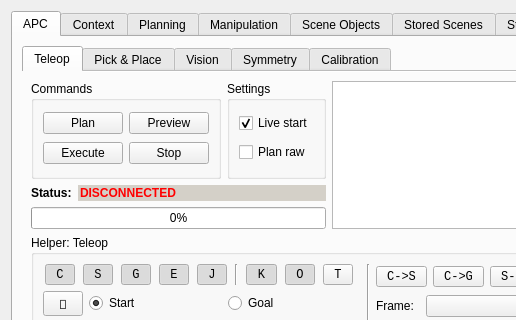
Before: the Qt Designer form visualization/motion_planning_rviz_plugin/src/ui/motion_planning_rviz_plugin_frame.ui in ehuang3/moveit_ros, drawn with Qt 5; both pictures show x 0 to 516 and y 0 to 320 of the 641 by 919 pixel window.
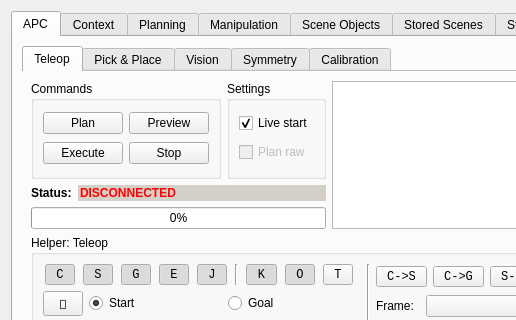
After: the same form once the commit is applied. The open tabs and pages were chosen to show the change.

The edit to the form file:
```diff
--- a/visualization/motion_planning_rviz_plugin/src/ui/motion_planning_rviz_plugin_frame.ui
+++ b/visualization/motion_planning_rviz_plugin/src/ui/motion_planning_rviz_plugin_frame.ui
@@ -337,9 +337,9 @@
                    </widget>
                   </item>
                   <item row="1" column="0">
-                   <widget class="QCheckBox" name="plan_raw_checkbox">
+                   <widget class="QCheckBox" name="checkbox">
                     <property name="enabled">
-                     <bool>true</bool>
+                     <bool>false</bool>
                     </property>
                     <property name="text">
                      <string>Plan raw</string>
@@ -1375,7 +1375,7 @@
                       </widget>
                      </item>
                      <item row="1" column="0">
-                      <widget class="QCheckBox" name="checkBox">
+                      <widget class="QCheckBox" name="plan_raw_checkbox">
                        <property name="text">
                         <string>Plan raw</string>
                        </property>
```
Left out of the diff: 38 changed lines with no effect on the pictures.
